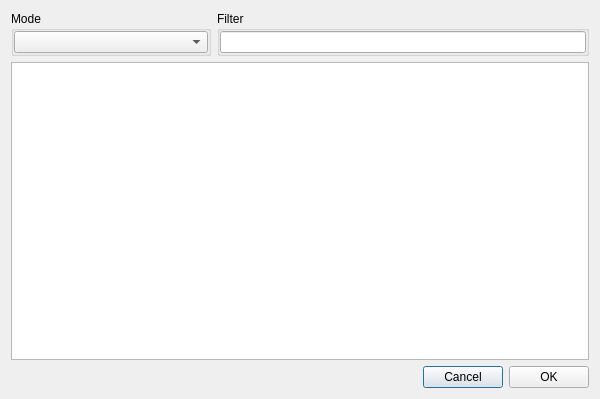
Above: dialogshortcuts.ui from horsicq/XShortcuts before the change. Below: the same form after it.
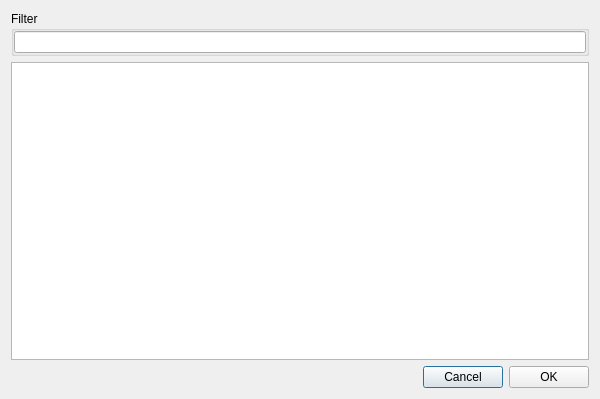
That is the form after the change.

The edit to the form file:
```diff
--- a/dialogshortcuts.ui
+++ b/dialogshortcuts.ui
@@ -16,36 +16,6 @@
   <layout class="QVBoxLayout" name="verticalLayout_3">
    <item>
     <layout class="QHBoxLayout" name="horizontalLayout_2">
-     <item>
-      <widget class="QGroupBox" name="groupBoxMode">
-       <property name="minimumSize">
-        <size>
-         <width>200</width>
-         <height>0</height>
-        </size>
-       </property>
-       <property name="title">
-        <string>Mode</string>
-       </property>
-       <layout class="QVBoxLayout" name="verticalLayout">
-        <property name="leftMargin">
-         <number>0</number>
-        </property>
-        <property name="topMargin">
-         <number>0</number>
-        </property>
-        <property name="rightMargin">
-         <number>0</number>
-        </property>
-        <property name="bottomMargin">
-         <number>0</number>
-        </property>
-        <item>
-         <widget class="QComboBox" name="comboBoxMode"/>
-        </item>
-       </layout>
-      </widget>
-     </item>
      <item>
       <widget class="QGroupBox" name="groupBoxFilter">
        <property name="title">
```
